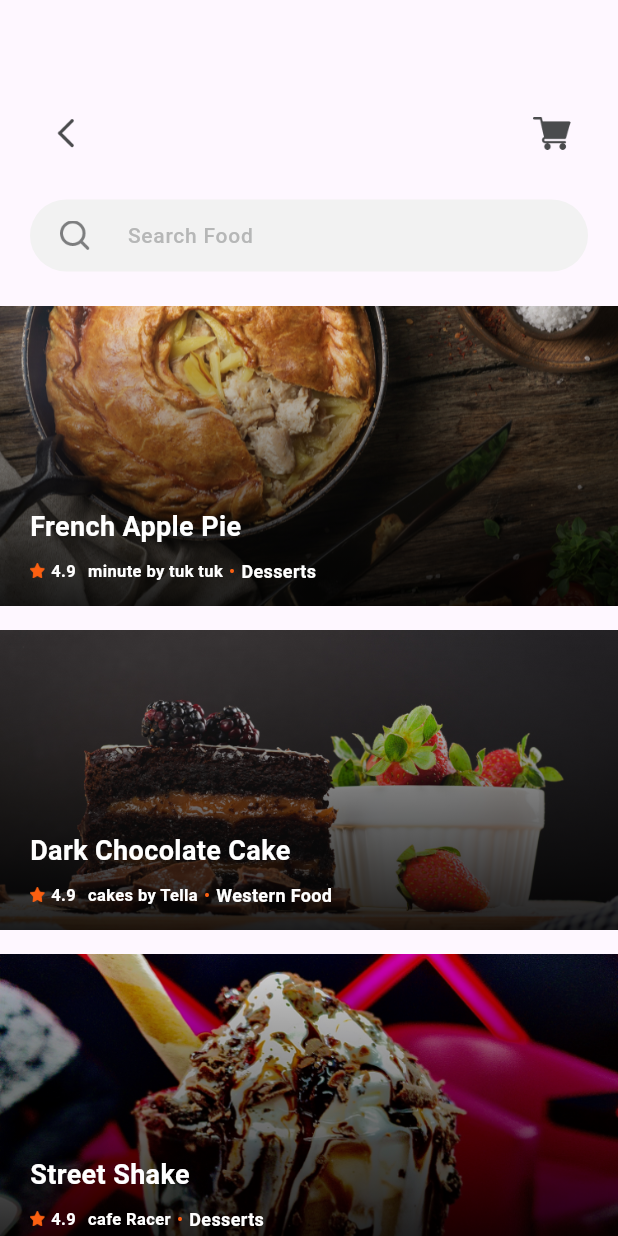
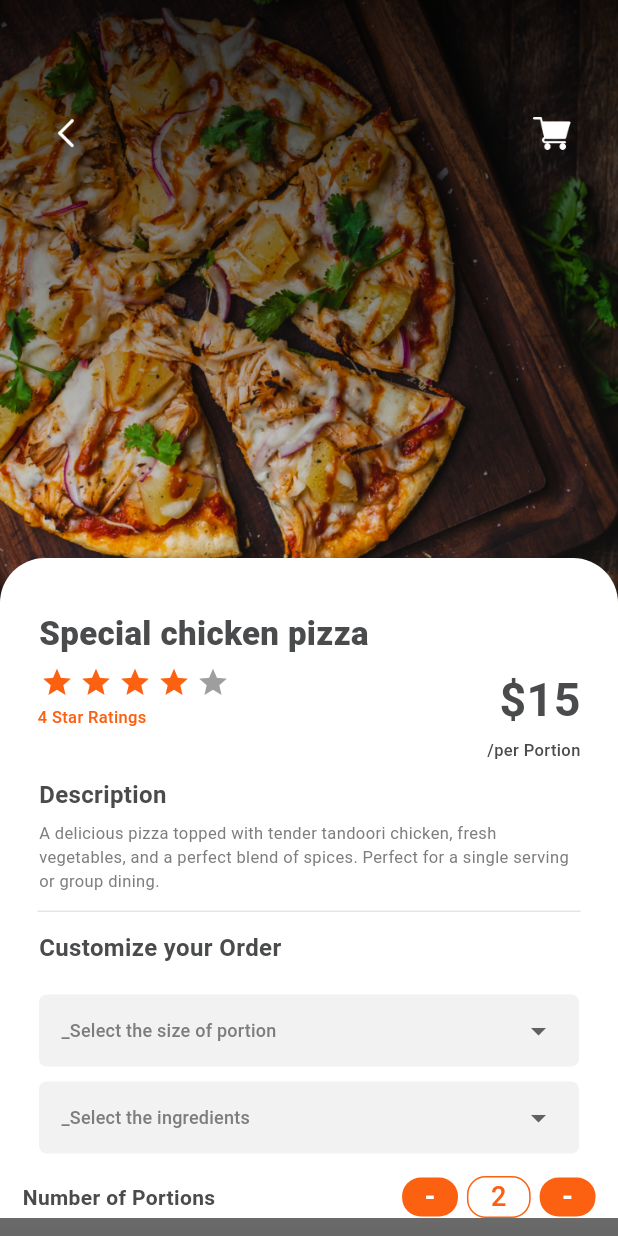
Before and after one commit to asm2212/jegoli, a Flutter app: the MenuItemsScreen screen opened directly with empty values, after a tap on "French Apple Pie", on a phone screen of 412 x 824 dp. Run offline on Flutter 3.47's test engine with Material 3 defaults, Android fonts, the phone set to English and light mode, and no system bars; drawn by our look-alikes of flutter_rating_bar; missing offline and left inert: otp_pin_field; Roboto replaces fonts that are missing (Metropolis).

Commit message:
Implement item details screen with portion size and ingredient customization dropdowns, ratings, and dynamic portion count functionality.

```diff
--- /dev/null
+++ b/lib/screens/menu/item_details_screen.dart
@@ -0,0 +1,404 @@
+import 'package:flutter/material.dart';
+import 'package:flutter_rating_bar/flutter_rating_bar.dart';
+import 'package:jegoli/common/color_extension.dart';
+
+class ItemDetailsScreen extends StatefulWidget {
+  const ItemDetailsScreen({super.key});
+
+  @override
+  State<ItemDetailsScreen> createState() => _ItemDetailsScreenState();
+}
+
+class _ItemDetailsScreenState extends State<ItemDetailsScreen> {
+
+  @override
+  Widget build(BuildContext context) {
+    var media = MediaQuery.of(context).size;
+    return Scaffold(
+      backgroundColor: ColorExtension.white,
+      body: Stack(
+        alignment: Alignment.topCenter,
+        children: [
+          Image.asset(
+            "assets/images/detail_top.png",
+            height: media.width,
+            width: media.width,
+            fit: BoxFit.cover,
+          ),
+          Container(
+            width: media.width,
+            height: media.height,
+            decoration: BoxDecoration(
+              gradient: LinearGradient(
+                colors: [
+                  Colors.black.withOpacity(0.8),
+                  Colors.transparent,
+                  Colors.black.withOpacity(0.6),
+                ],
+                begin: Alignment.topCenter,
+                end: Alignment.bottomCenter,
+              ),
+            ),
+          ),
+          SingleChildScrollView(
+            child: Padding(
+              padding: const EdgeInsets.symmetric(vertical: 20),
+              child: Column(
+                children: [
+                  SizedBox(
+                    height: media.width - 60,
+                  ),
+                  Container(
+                    decoration: BoxDecoration(
+                      color: ColorExtension.white,
+                      borderRadius: const BorderRadius.only(
+                        topLeft: Radius.circular(30),
+                        topRight: Radius.circular(30),
+                      ),
+                    ),
+                    child: Column(
+                      crossAxisAlignment: CrossAxisAlignment.start,
+                      children: [
+                        const SizedBox(
+                          height: 35,
+                        ),
+                        Padding(
+                            padding: const EdgeInsets.symmetric(horizontal: 26),
+                            child: Text(
+                              "Special chicken pizza",
+                              style: TextStyle(
+                                color: ColorExtension.primaryText,
+                                fontSize: 22,
+                                fontWeight: FontWeight.w800,
+                              ),
+                            )),
+                        const SizedBox(
+                          height: 6,
+                        ),
+                        Padding(
+                          padding: const EdgeInsets.symmetric(horizontal: 25),
+                          child: Row(
+                            mainAxisAlignment: MainAxisAlignment.spaceBetween,
+                            crossAxisAlignment: CrossAxisAlignment.start,
+                            children: [
+                              Column(
+                                crossAxisAlignment: CrossAxisAlignment.start,
+                                children: [
+                                  IgnorePointer(
+                                    ignoring: true,
+                                    child: RatingBar.builder(
+                                        initialRating: 4,
+                                        minRating: 1,
+                                        direction: Axis.horizontal,
+                                        allowHalfRating: true,
+                                        itemCount: 5,
+                                        itemSize: 22,
+                                        itemPadding: const EdgeInsets.symmetric(
+                                            horizontal: 2),
+                                        itemBuilder: (context, _) => Icon(
+                                              Icons.star,
+                                              color: ColorExtension.primary,
+                                            ),
+                                        onRatingUpdate: (rating) {
+                                          print(rating);
+                                        }),
+                                  ),
+                                  const SizedBox(
+                                    height: 4,
+                                  ),
+                                  Text(
+                                    "4 Star Ratings",
+                                    style: TextStyle(
+                                        color: ColorExtension.primary,
+                                        fontSize: 11,
+                                        fontWeight: FontWeight.w500),
+                                  ),
+                                ],
+                              ),
+                              Column(
+                                crossAxisAlignment: CrossAxisAlignment.end,
+                                children: [
+                                  Text(
+                                    "\$15",
+                                    style: TextStyle(
+                                        color: ColorExtension.primaryText,
+                                        fontSize: 31,
+                                        fontWeight: FontWeight.w700),
+                                  ),
+                                  const SizedBox(
+                                    height: 4,
+                                  ),
+                                  Text(
+                                    "/per Portion",
+                                    style: TextStyle(
+                                        color: ColorExtension.primaryText,
+                                        fontSize: 11,
+                                        fontWeight: FontWeight.w500),
+                                  ),
+                                ],
+                              ),
+                            ],
+                          ),
+                        ),
+                        const SizedBox(
+                          height: 10,
+                        ),
+                        Padding(
+                            padding: const EdgeInsets.symmetric(horizontal: 26),
+                            child: Text(
+                              "Description",
+                              style: TextStyle(
+                                color: ColorExtension.primaryText,
+                                fontSize: 16,
+                                fontWeight: FontWeight.w700,
+                              ),
+                            )),
+                        const SizedBox(
+                          height: 6,
+                        ),
+                        Padding(
+                            padding: const EdgeInsets.symmetric(horizontal: 26),
+                            child: Text(
+                              "A delicious pizza topped with tender tandoori chicken, fresh vegetables, and a perfect blend of spices. Perfect for a single serving or group dining.",
+                              style: TextStyle(
+                                color: ColorExtension.secondaryText,
+                                fontSize: 11,
+                                fontWeight: FontWeight.w400,
+                              ),
+                            )),
+                        const SizedBox(
+                          height: 12,
+                        ),
+                        Padding(
+                          padding: const EdgeInsets.symmetric(horizontal: 25),
+                          child: Divider(
+                            color:
+                                ColorExtension.secondaryText.withOpacity(0.2),
+                            height: 1,
+                          ),
+                        ),
+                        const SizedBox(
+                          height: 12,
+                        ),
+                        Padding(
+                          padding: const EdgeInsets.symmetric(horizontal: 26),
+                          child: Text("Customize your Order ",
+                              style: TextStyle(
+                                color: ColorExtension.primaryText,
+                                fontSize: 16,
+                                fontWeight: FontWeight.w700,
+                              )),
+                        ),
+                        const SizedBox(height: 20),
+                        Padding(
+                          padding: const EdgeInsets.symmetric(horizontal: 26),
+                          child: Container(
+                            padding: const EdgeInsets.symmetric(horizontal: 15),
+                            decoration: BoxDecoration(
+                              borderRadius: BorderRadius.circular(5),
+                              color: ColorExtension.textfield,
+                            ),
+                            child: DropdownButtonHideUnderline(
+                              child: DropdownButton(
+                                isExpanded: true,
+                                items: ["small", "big"].map((e) {
+                                  return DropdownMenuItem(
+                                    value: e,
+                                    child: Text(
+                                      e,
+                                      style: TextStyle(
+                                        color: ColorExtension.primaryText,
+                                        fontSize: 15,
+                                        fontWeight: FontWeight.w500,
+                                      ),
+                                    ),
+                                  );
+                                }).toList(),
+                                onChanged: (val) {
+
+                                },
+                              hint: Text(
+                                "_Select the size of portion",
+                                textAlign: TextAlign.center,
+                                style: TextStyle(
+                                  color: ColorExtension.secondaryText,
+                                  fontSize: 12,
+                                  fontWeight: FontWeight.w500,
+                                ),
+                              )
+                              ),
+                            ),
+                          ),
+                        ),
+                         const SizedBox(height: 10),
+                        Padding(
+                          padding: const EdgeInsets.symmetric(horizontal: 26),
+                          child: Container(
+                            padding: const EdgeInsets.symmetric(horizontal: 15),
+                            decoration: BoxDecoration(
+                              borderRadius: BorderRadius.circular(5),
+                              color: ColorExtension.textfield,
+                            ),
+                            child: DropdownButtonHideUnderline(
+                              child: DropdownButton(
+                                isExpanded: true,
+                                items: ["small", "big"].map((e) {
+                                  return DropdownMenuItem(
+                                    value: e,
+                                    child: Text(
+                                      e,
+                                      style: TextStyle(
+                                        color: ColorExtension.primaryText,
+                                        fontSize: 15,
+                                        fontWeight: FontWeight.w500,
+                                      ),
+                                    ),
+                                  );
+                                }).toList(),
+                                onChanged: (val) {
+
+                                },
+                              hint: Text(
+                                "_Select the ingredients",
+                                textAlign: TextAlign.center,
+                                style: TextStyle(
+                                  color: ColorExtension.secondaryText,
+                                  fontSize: 12,
+                                  fontWeight: FontWeight.w500,
+                                ),
+                              )
+                              ),
+                            ),
+                          ),
+                        ),
+                        const SizedBox(height: 15,),
+                        Padding(
+                          padding: const EdgeInsets.symmetric(horizontal: 15),
+                          child: Row(
+                            children: [
+                            Text(
+                              "Number of Portions",
+                              style: TextStyle(
+                                color: ColorExtension.primaryText,
+                                fontSize: 14,
+                                fontWeight: FontWeight.w700
+                              ),
+                            ),
+                            const Spacer(),
+                            InkWell(
+                              onTap: (){},
+                              child: Container(
+                                padding: const EdgeInsets.symmetric(
+                                  horizontal: 15
+                                ),
+                                alignment: Alignment.center,
+                                decoration: BoxDecoration(
+                                  color: ColorExtension.primary,
+                                  borderRadius: BorderRadius.circular(12.5)
+                                ),
+                                child: Text(
+                                  "-",
+                                  style: TextStyle(
+                                    color: ColorExtension.white,
+                                    fontSize: 18,
+                                    fontWeight: FontWeight.w700,
+                                  ),
+                                ),
+                                ),
+                            ),
+                                  const SizedBox(width: 6,),
+                               Container(
+                              padding: const EdgeInsets.symmetric(
+                                horizontal: 15
+                              ),
+                              alignment: Alignment.center,
+                              decoration: BoxDecoration(
+                                border: Border.all(
+                                  color:ColorExtension.primary, ),
+                                borderRadius: BorderRadius.circular(12.5)
+                              ),
+                              child: Text(
+                                "2",
+                                style: TextStyle(
+                                  color: ColorExtension.primary,
+                                  fontSize: 18,
+                                  fontWeight: FontWeight.w500,
+                                ),
+                              ),
+                              ),
+                              const SizedBox(width: 6,),
+                              InkWell(
+                              onTap: (){},
+                              child: Container(
+                                padding: const EdgeInsets.symmetric(
+                                  horizontal: 15
+                                ),
+                                alignment: Alignment.center,
+                                decoration: BoxDecoration(
+                                  color: ColorExtension.primary,
+                                  borderRadius: BorderRadius.circular(12.5)
+                                ),
+                                child: Text(
+                                  "-",
+                                  style: TextStyle(
+                                    color: ColorExtension.white,
+                                    fontSize: 18,
+                                    fontWeight: FontWeight.w700,
+                                  ),
+                                ),
+                                ),
+                            ),
+                          ],
+                          ),
+                        ),
+                      ],
+                    ),
+                  ),
+                  const SizedBox(height: 20),
+                ],
+              ),
+            ),
+          ),
+          Padding(
+            padding: const EdgeInsets.symmetric(vertical: 20),
+            child: Column(
+              children: [
+                const SizedBox(height: 45),
+                Padding(
+                  padding: const EdgeInsets.symmetric(horizontal: 20),
+                  child: Row(
+                    children: [
+                      IconButton(
+                        onPressed: () {},
+                        icon: Image.asset(
+                          "assets/images/btn_back.png",
+                          width: 20,
+                          height: 20,
+                          color: ColorExtension.white,
+                        ),
+                      ),
+                      const SizedBox(
+                        width: 8,
+                      ),
+                      const Spacer(),
+                      IconButton(
+                        onPressed: () {},
+                        icon: Image.asset(
+                          "assets/images/shopping_cart.png",
+                          width: 25,
+                          height: 25,
+                          color: ColorExtension.white,
+                        ),
+                      ),
+                    ],
+                  ),
+                ),
+                const SizedBox(height: 20),
+              ],
+            ),
+          ),
+        ],
+      ),
+    );
+  }
+}
--- a/lib/screens/menu/menu_items_screen.dart
+++ b/lib/screens/menu/menu_items_screen.dart
@@ -2,6 +2,7 @@ import 'package:flutter/material.dart';
 import 'package:jegoli/co_widget/menu_item_row.dart';
 import 'package:jegoli/co_widget/round_textfield.dart';
 import 'package:jegoli/common/color_extension.dart';
+import 'package:jegoli/screens/menu/item_details_screen.dart';
 
 class MenuItemsScreen extends StatefulWidget {
   final Map mObj;
@@ -135,7 +136,13 @@ class _MenuItemsScreenState extends State<MenuItemsScreen> {
                 itemCount: menuItemsArr.length,
                 itemBuilder: (context, index) {
                   var mObj = menuItemsArr[index] as Map? ?? {};
-                  return MenuItemRow(mObj: mObj, onTap: () {});
+                  return MenuItemRow(mObj: mObj, onTap: () {
+                    Navigator.push(
+                    context,
+                    MaterialPageRoute(
+                      builder: (context)=> const ItemDetailsScreen()),
+                    );
+                  });
                 },
               ),
             ],
--- a/pubspec.yaml
+++ b/pubspec.yaml
@@ -14,6 +14,7 @@ dependencies:
 
   cupertino_icons: ^1.0.6
   otp_pin_field: ^1.2.9+1
+  flutter_rating_bar: ^4.0.1
 
 dev_dependencies:
   flutter_test:
```
Also changed, not shown: assets/images/detail_top.png (added), pubspec.lock.
